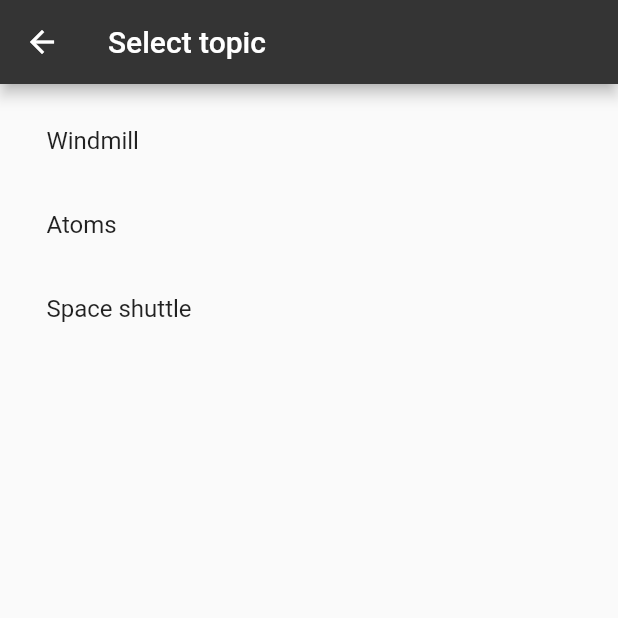
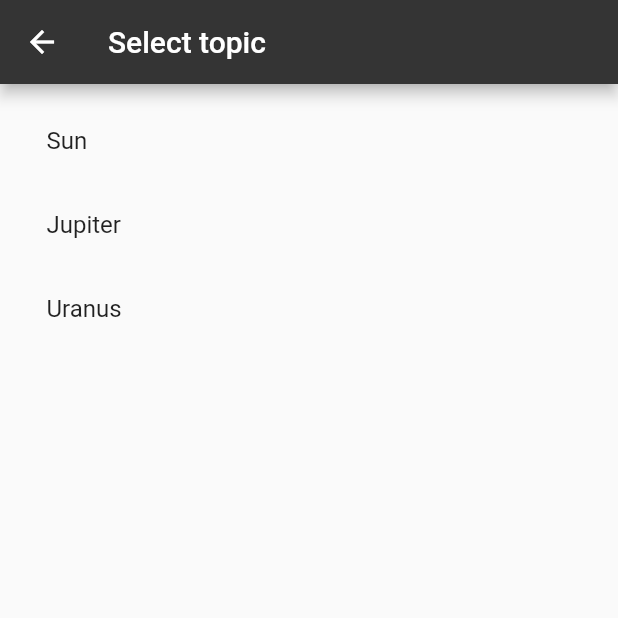
Before and after one commit to JarunMadhesh/zeromark, a Flutter app: the SelectionScreen screen opened by its route, on a phone screen of 412 x 824 dp, the top half of it. Run offline on Flutter 3.47's test engine with Material 2 defaults, Android fonts, the phone set to English and light mode, and no system bars; our stand-ins replace assets_audio_player; missing offline and left inert: arcore_flutter_plugin.

Commit message:
commit#2

```diff
--- a/lib/providers/topic.dart
+++ b/lib/providers/topic.dart
@@ -1,18 +1,19 @@
 import 'package:flutter/cupertino.dart';
+import 'package:flutter/material.dart';
 
 class Topic {
   String topic;
   String audioName;
-  String modelName;
+  Color model;
 
-  Topic(this.topic, this.audioName, this.modelName);
+  Topic(this.topic, this.audioName, this.model);
 }
 
 class TopicProvider with ChangeNotifier{
   List<Topic> _topics = [
-    Topic("Windmill", "wind.mp3", "Windmill.3mf"),
-    Topic("Atoms", "atom.mp3", "atom.gltf"),
-    Topic("Space shuttle", "Space.mp3", "Space.glb")
+    Topic("Sun", "sun.mp3", Colors.deepOrange),
+    Topic("Jupiter", "jupiter.mp3", Color(0xffe36e4b)),
+    Topic("Uranus", "uranus.mp3", Colors.blueGrey)
   ];
 
   List<Topic> get topicList {
@@ -23,7 +24,7 @@ class TopicProvider with ChangeNotifier{
     return "assets/audios/"+_topics[i].audioName;
   }
 
-  String modelPath(int i) {
-    return "assets/models/"+_topics[i].modelName;
+  Color modelPath(int i) {
+    return _topics[i].model;
   }
 }
```
Also changed, not shown: lib/screens/ar.dart (+17 -13 lines), pubspec.yaml (+4 -4 lines), 6 other files.
